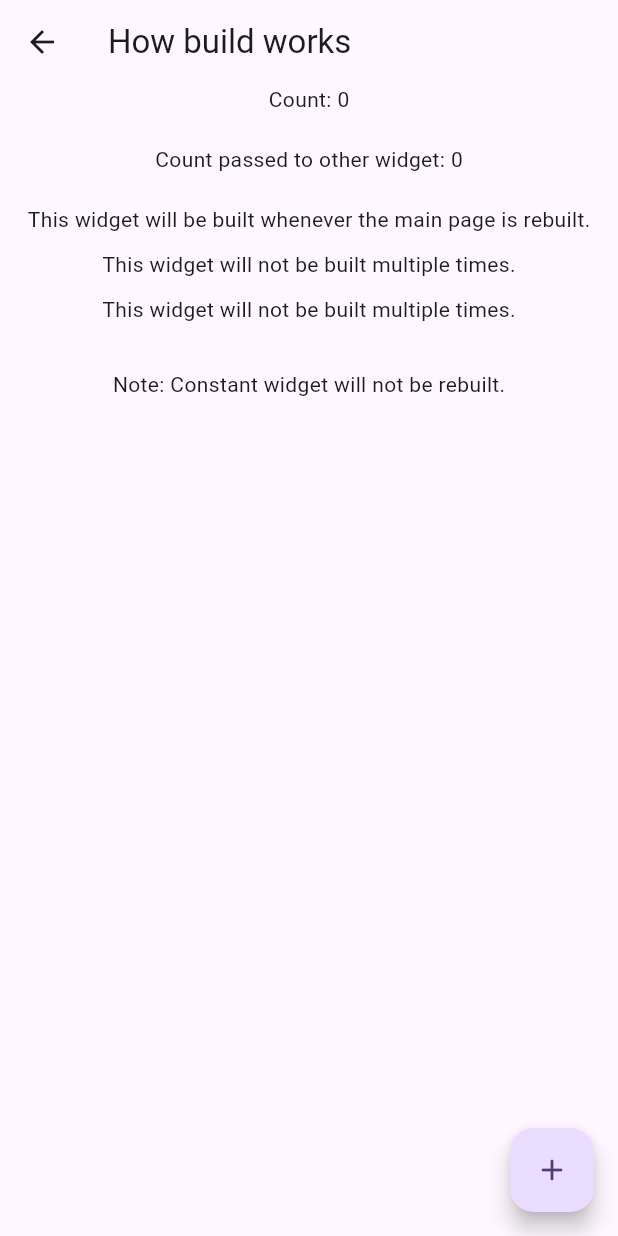
After one commit to gaurishankar007/Flutter-State-Management, a Flutter app: the screen it shows after launch, after a tap on "Build Mechanism", on a phone screen of 412 x 824 dp. The commit adds this screen. Run offline on Flutter 3.47's test engine with Material 3 defaults, Android fonts, the phone set to English and light mode, and no system bars; our stand-ins replace flutter_bloc, flutter_riverpod, go_router, rxdart.

Commit message:
feat: Build mechanism of widgets

```diff
--- /dev/null
+++ b/lib/buildMechanism/build_mechanism.dart
@@ -0,0 +1,93 @@
+import 'dart:developer';
+
+import 'package:flutter/material.dart';
+
+class BuildMechanism extends StatefulWidget {
+  final String title;
+  const BuildMechanism({super.key, required this.title});
+
+  @override
+  State<BuildMechanism> createState() => _BuildMechanismState();
+}
+
+class _BuildMechanismState extends State<BuildMechanism> {
+  int count = 0;
+  String title = "This widget will be built whenever the main page is rebuilt.";
+
+  @override
+  Widget build(BuildContext context) {
+    log("Main Page Rebuilt");
+
+    return Scaffold(
+      appBar: AppBar(title: Text(widget.title)),
+      body: SafeArea(
+        child: Column(
+          children: [
+            Text("Count: ${count.toString()}"),
+            const SizedBox(height: 20, width: double.maxFinite),
+            Count(count: count),
+            const SizedBox(height: 20),
+            TextStateful(title: title),
+            const SizedBox(height: 10),
+            const Text1(),
+            const SizedBox(height: 10),
+            const Text2(text2Title: "This widget will not be built multiple times."),
+            const SizedBox(height: 30),
+            const Text("Note: Constant widget will not be rebuilt.")
+          ],
+        ),
+      ),
+      floatingActionButton: FloatingActionButton(
+        onPressed: () => setState(() => count++),
+        child: const Icon(Icons.add_rounded),
+      ),
+    );
+  }
+}
+
+class Count extends StatelessWidget {
+  final int count;
+  const Count({super.key, required this.count});
+
+  @override
+  Widget build(BuildContext context) {
+    log("Count Rebuilt");
+
+    return Text("Count passed to other widget: ${count.toString()}");
+  }
+}
+
+class TextStateful extends StatelessWidget {
+  final String title;
+  const TextStateful({super.key, required this.title});
+
+  @override
+  Widget build(BuildContext context) {
+    log("Text Stateful Rebuilt");
+
+    return Text(title);
+  }
+}
+
+class Text1 extends StatelessWidget {
+  const Text1({super.key});
+
+  @override
+  Widget build(BuildContext context) {
+    log("Text1 Rebuilt");
+
+    return const Text("This widget will not be built multiple times.");
+  }
+}
+
+class Text2 extends StatelessWidget {
+  final String text2Title;
+  const Text2({super.key, required this.text2Title});
+
+  @override
+  Widget build(BuildContext context) {
+    log("Text2 Rebuilt");
+
+    return Text(text2Title);
+  }
+}
--- a/lib/routes/go_router.dart
+++ b/lib/routes/go_router.dart
@@ -1,5 +1,6 @@
 import 'package:flutter/material.dart';
 import 'package:go_router/go_router.dart';
+import 'package:state/buildMechanism/build_mechanism.dart';
 
 import '../InheritedModel/pages/inherited_model_page.dart';
 import '../InheritedWidget/pages/inherited_widget_page.dart';
@@ -64,6 +65,14 @@ GoRouter get goRouter {
       ),
 
       /// <====== State Management With In Built Flutter Methods And Functions ======>
+      GoRoute(
+        path: "/buildMechanism/:title",
+        name: "buildMechanism",
+        builder: (context, state) {
+          final String title = state.pathParameters["title"] ?? "";
+          return BuildMechanism(title: title);
+        },
+      ),
       GoRoute(
         path: "/inheritedWidget/:title",
         name: "inheritedWidget",
--- a/lib/screens/flutter_in_built.dart
+++ b/lib/screens/flutter_in_built.dart
@@ -13,6 +13,16 @@ class FlutterInBuilt extends StatelessWidget {
           children: [
             const Text("State Management With Flutter In Built Methods"),
             const SizedBox(width: double.maxFinite, height: 20),
+
+            /// Push or Push Named will push a location to the page stack
+            ElevatedButton(
+              onPressed: () {
+                String title = "How build works";
+                context.push("/buildMechanism/$title");
+              },
+              child: const Text("Build Mechanism"),
+            ),
+            const SizedBox(height: 30),
 
             /// Push or Push Named will push a location to the page stack
             ElevatedButton(
```
